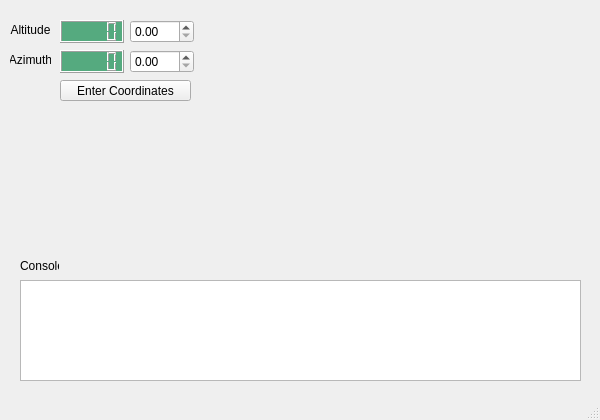
First picture: the form in raspberrypiutility.ui, repository MetricManifold/RaspberryPiUtility, before the edit.
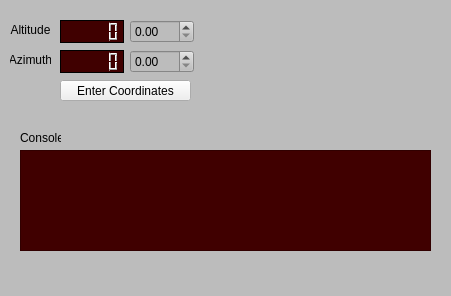
Second picture: the form after the edit.

Commit message: Modified input limits to adhere to Horiztonal coordinate system and made some color/size changes to the UI.

```diff
--- a/raspberrypiutility.ui
+++ b/raspberrypiutility.ui
@@ -6,8 +6,8 @@
    <rect>
     <x>0</x>
     <y>0</y>
-    <width>600</width>
-    <height>420</height>
+    <width>451</width>
+    <height>296</height>
    </rect>
   </property>
   <property name="minimumSize">
@@ -19,6 +19,9 @@
   <property name="windowTitle">
    <string>RaspberryPiUtility</string>
   </property>
+  <property name="styleSheet">
+   <string notr="true">background-color: rgb(188, 188, 188);</string>
+  </property>
   <widget class="QWidget" name="centralWidget">
    <widget class="QDoubleSpinBox" name="yaw_input">
     <property name="geometry">
@@ -29,8 +32,11 @@
       <height>23</height>
      </rect>
     </property>
+    <property name="styleSheet">
+     <string notr="true">font: 10pt &quot;Arial&quot;;</string>
+    </property>
     <property name="maximum">
-     <double>999.990000000000009</double>
+     <double>360.000000000000000</double>
     </property>
    </widget>
    <widget class="QDoubleSpinBox" name="pitch_input">
@@ -42,8 +48,11 @@
       <height>23</height>
      </rect>
     </property>
+    <property name="styleSheet">
+     <string notr="true">font: 10pt &quot;Arial&quot;;</string>
+    </property>
     <property name="maximum">
-     <double>999.990000000000009</double>
+     <double>90.000000000000000</double>
     </property>
    </widget>
    <widget class="QLCDNumber" name="pitch_dis">
@@ -58,61 +67,88 @@
     <property name="palette">
      <palette>
       <active>
+       <colorrole role="Button">
+        <brush brushstyle="SolidPattern">
+         <color alpha="255">
+          <red>64</red>
+          <green>0</green>
+          <blue>0</blue>
+         </color>
+        </brush>
+       </colorrole>
        <colorrole role="Base">
         <brush brushstyle="SolidPattern">
          <color alpha="255">
-          <red>255</red>
-          <green>255</green>
-          <blue>255</blue>
+          <red>64</red>
+          <green>0</green>
+          <blue>0</blue>
          </color>
         </brush>
        </colorrole>
        <colorrole role="Window">
         <brush brushstyle="SolidPattern">
          <color alpha="255">
-          <red>85</red>
-          <green>170</green>
-          <blue>127</blue>
+          <red>64</red>
+          <green>0</green>
+          <blue>0</blue>
          </color>
         </brush>
        </colorrole>
       </active>
       <inactive>
+       <colorrole role="Button">
+        <brush brushstyle="SolidPattern">
+         <color alpha="255">
+          <red>64</red>
+          <green>0</green>
+          <blue>0</blue>
+         </color>
+        </brush>
+       </colorrole>
        <colorrole role="Base">
         <brush brushstyle="SolidPattern">
          <color alpha="255">
-          <red>255</red>
-          <green>255</green>
-          <blue>255</blue>
+          <red>64</red>
+          <green>0</green>
+          <blue>0</blue>
          </color>
         </brush>
        </colorrole>
        <colorrole role="Window">
         <brush brushstyle="SolidPattern">
          <color alpha="255">
-          <red>85</red>
-          <green>170</green>
-          <blue>127</blue>
+          <red>64</red>
+          <green>0</green>
+          <blue>0</blue>
          </color>
         </brush>
        </colorrole>
       </inactive>
       <disabled>
+       <colorrole role="Button">
+        <brush brushstyle="SolidPattern">
+         <color alpha="255">
+          <red>64</red>
+          <green>0</green>
+          <blue>0</blue>
+         </color>
+        </brush>
+       </colorrole>
        <colorrole role="Base">
         <brush brushstyle="SolidPattern">
          <color alpha="255">
-          <red>85</red>
-          <green>170</green>
-          <blue>127</blue>
+          <red>64</red>
+          <green>0</green>
+          <blue>0</blue>
          </color>
         </brush>
        </colorrole>
        <colorrole role="Window">
         <brush brushstyle="SolidPattern">
          <color alpha="255">
-          <red>85</red>
-          <green>170</green>
-          <blue>127</blue>
+          <red>64</red>
+          <green>0</green>
+          <blue>0</blue>
          </color>
         </brush>
        </colorrole>
@@ -120,8 +156,24 @@
      </palette>
     </property>
     <property name="autoFillBackground">
+     <bool>false</bool>
+    </property>
+    <property name="styleSheet">
+     <string notr="true">background-color: rgb(64, 0, 0);
+</string>
+    </property>
+    <property name="frameShape">
+     <enum>QFrame::Box</enum>
+    </property>
+    <property name="frameShadow">
+     <enum>QFrame::Plain</enum>
+    </property>
+    <property name="smallDecimalPoint">
      <bool>true</bool>
     </property>
+    <property name="segmentStyle">
+     <enum>QLCDNumber::Filled</enum>
+    </property>
    </widget>
    <widget class="QLabel" name="label">
     <property name="geometry">
@@ -132,6 +184,12 @@
       <height>20</height>
      </rect>
     </property>
+    <property name="autoFillBackground">
+     <bool>false</bool>
+    </property>
+    <property name="styleSheet">
+     <string notr="true">font: 10pt &quot;Arial&quot;;</string>
+    </property>
     <property name="text">
      <string>Altitude</string>
     </property>
@@ -151,61 +209,88 @@
     <property name="palette">
      <palette>
       <active>
+       <colorrole role="Button">
+        <brush brushstyle="SolidPattern">
+         <color alpha="255">
+          <red>64</red>
+          <green>0</green>
+          <blue>0</blue>
+         </color>
+        </brush>
+       </colorrole>
        <colorrole role="Base">
         <brush brushstyle="SolidPattern">
          <color alpha="255">
-          <red>255</red>
-          <green>255</green>
-          <blue>255</blue>
+          <red>64</red>
+          <green>0</green>
+          <blue>0</blue>
          </color>
         </brush>
        </colorrole>
        <colorrole role="Window">
         <brush brushstyle="SolidPattern">
          <color alpha="255">
-          <red>85</red>
-          <green>170</green>
-          <blue>127</blue>
+          <red>64</red>
+          <green>0</green>
+          <blue>0</blue>
          </color>
         </brush>
        </colorrole>
       </active>
       <inactive>
+       <colorrole role="Button">
+        <brush brushstyle="SolidPattern">
+         <color alpha="255">
+          <red>64</red>
+          <green>0</green>
+          <blue>0</blue>
+         </color>
+        </brush>
+       </colorrole>
        <colorrole role="Base">
         <brush brushstyle="SolidPattern">
          <color alpha="255">
-          <red>255</red>
-          <green>255</green>
-          <blue>255</blue>
+          <red>64</red>
+          <green>0</green>
+          <blue>0</blue>
          </color>
         </brush>
        </colorrole>
        <colorrole role="Window">
         <brush brushstyle="SolidPattern">
          <color alpha="255">
-          <red>85</red>
-          <green>170</green>
-          <blue>127</blue>
+          <red>64</red>
+          <green>0</green>
+          <blue>0</blue>
          </color>
         </brush>
        </colorrole>
       </inactive>
       <disabled>
+       <colorrole role="Button">
+        <brush brushstyle="SolidPattern">
+         <color alpha="255">
+          <red>64</red>
+          <green>0</green>
+          <blue>0</blue>
+         </color>
+        </brush>
+       </colorrole>
        <colorrole role="Base">
         <brush brushstyle="SolidPattern">
          <color alpha="255">
-          <red>85</red>
-          <green>170</green>
-          <blue>127</blue>
+          <red>64</red>
+          <green>0</green>
+          <blue>0</blue>
          </color>
         </brush>
        </colorrole>
        <colorrole role="Window">
         <brush brushstyle="SolidPattern">
          <color alpha="255">
-          <red>85</red>
-          <green>170</green>
-          <blue>127</blue>
+          <red>64</red>
+          <green>0</green>
+          <blue>0</blue>
          </color>
         </brush>
        </colorrole>
@@ -213,8 +298,20 @@
      </palette>
     </property>
     <property name="autoFillBackground">
+     <bool>false</bool>
+    </property>
+    <property name="styleSheet">
+     <string notr="true">background-color: rgb(64, 0, 0);</string>
+    </property>
+    <property name="frameShadow">
+     <enum>QFrame::Plain</enum>
+    </property>
+    <property name="smallDecimalPoint">
      <bool>true</bool>
     </property>
+    <property name="intValue" stdset="0">
+     <number>0</number>
+    </property>
    </widget>
    <widget class="QLabel" name="label_2">
     <property name="geometry">
@@ -225,6 +322,9 @@
       <height>20</height>
      </rect>
     </property>
+    <property name="styleSheet">
+     <string notr="true">font: 10pt &quot;Arial&quot;;</string>
+    </property>
     <property name="text">
      <string>Azimuth</string>
     </property>
@@ -241,19 +341,29 @@
       <height>21</height>
      </rect>
     </property>
+    <property name="styleSheet">
+     <string notr="true">font: 10pt &quot;Arial&quot;;
+background-color: rgb(239, 239, 239);</string>
+    </property>
     <property name="text">
      <string>Enter Coordinates</string>
     </property>
+    <property name="flat">
+     <bool>false</bool>
+    </property>
    </widget>
    <widget class="QLabel" name="label_3">
     <property name="geometry">
      <rect>
       <x>20</x>
-      <y>260</y>
-      <width>39</width>
-      <height>11</height>
+      <y>130</y>
+      <width>41</width>
+      <height>16</height>
      </rect>
     </property>
+    <property name="styleSheet">
+     <string notr="true">font: 10pt &quot;Arial&quot;;</string>
+    </property>
     <property name="text">
      <string>Console</string>
     </property>
@@ -262,11 +372,32 @@
     <property name="geometry">
      <rect>
       <x>20</x>
-      <y>280</y>
-      <width>561</width>
+      <y>150</y>
+      <width>411</width>
       <height>101</height>
      </rect>
     </property>
+    <property name="styleSheet">
+     <string notr="true">background-color: rgb(64, 0, 0);
+color: rgb(255, 255, 255);
+font: 8pt &quot;Arial&quot;;</string>
+    </property>
+    <property name="frameShape">
+     <enum>QFrame::StyledPanel</enum>
+    </property>
+    <property name="frameShadow">
+     <enum>QFrame::Sunken</enum>
+    </property>
+    <property name="html">
+     <string>&lt;!DOCTYPE HTML PUBLIC &quot;-//W3C//DTD HTML 4.0//EN&quot; &quot;http://www.w3.org/TR/REC-html40/strict.dtd&quot;&gt;
+&lt;html&gt;&lt;head&gt;&lt;meta name=&quot;qrichtext&quot; content=&quot;1&quot; /&gt;&lt;style type=&quot;text/css&quot;&gt;
+p, li { white-space: pre-wrap; }
+&lt;/style&gt;&lt;/head&gt;&lt;body style=&quot; font-family:'Arial'; font-size:8pt; font-weight:400; font-style:normal;&quot;&gt;
+&lt;p style=&quot;-qt-paragraph-type:empty; margin-top:0px; margin-bottom:0px; margin-left:0px; margin-right:0px; -qt-block-indent:0; text-indent:0px; font-family:'MS Shell Dlg 2'; font-size:8.1pt;&quot;&gt;&lt;br /&gt;&lt;/p&gt;&lt;/body&gt;&lt;/html&gt;</string>
+    </property>
+    <property name="placeholderText">
+     <string/>
+    </property>
    </widget>
   </widget>
   <widget class="QStatusBar" name="statusBar"/>
```
Left out of the diff: 5 changed lines with no effect on the pictures. The commit also changes 3 other files.
